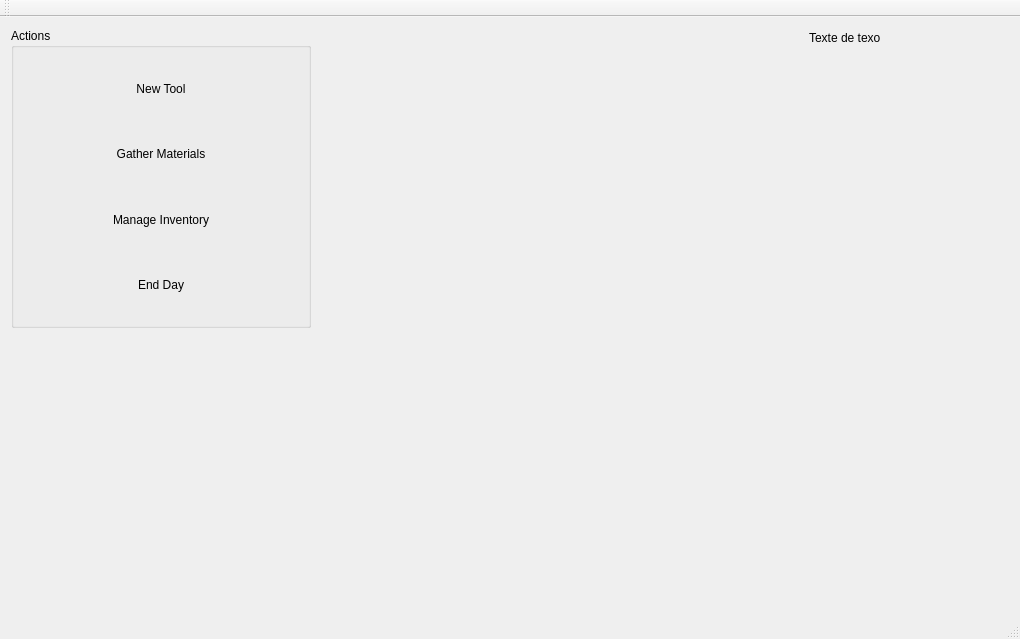
First picture: the form in Blacksmither/maingame.ui, repository mathiashemmer/Blacksmith, before the edit.
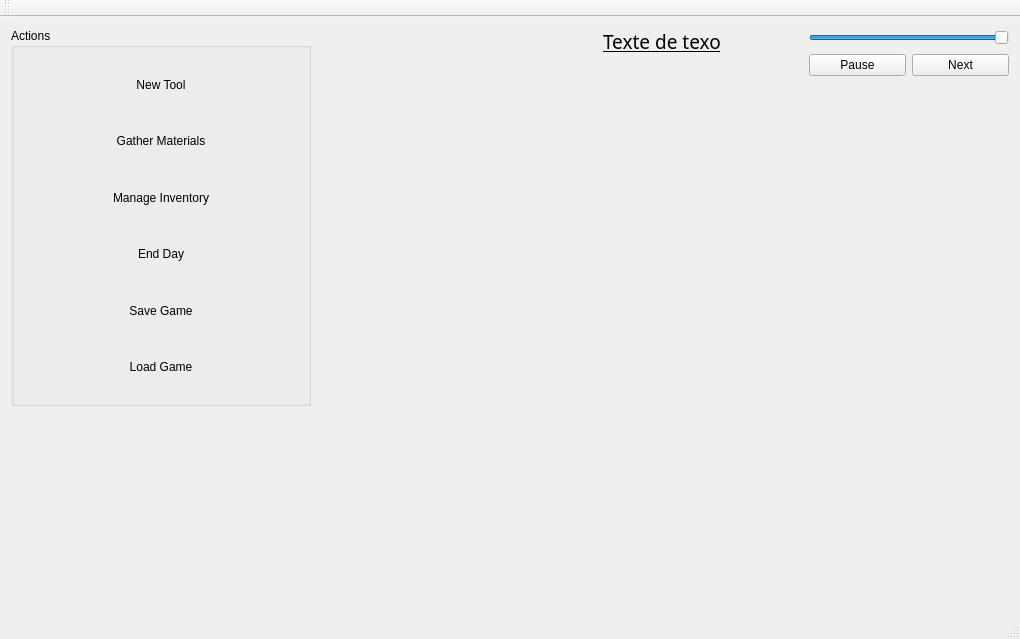
Second picture: the form after the edit. Icons and pictures are not drawn.

Patch:
```diff
--- a/Blacksmither/maingame.ui
+++ b/Blacksmither/maingame.ui
@@ -15,18 +15,145 @@
   </property>
   <widget class="QWidget" name="centralWidget">
    <layout class="QGridLayout" name="gridLayout_3">
-    <item row="4" column="0">
-     <spacer name="verticalSpacer">
-      <property name="orientation">
-       <enum>Qt::Vertical</enum>
-      </property>
-      <property name="sizeHint" stdset="0">
-       <size>
-        <width>20</width>
-        <height>40</height>
-       </size>
-      </property>
-     </spacer>
+    <item row="2" column="2">
+     <layout class="QGridLayout" name="gridLayout_4">
+      <item row="0" column="1">
+       <layout class="QHBoxLayout" name="horizontalLayout_2">
+        <item>
+         <spacer name="horizontalSpacer_2">
+          <property name="orientation">
+           <enum>Qt::Horizontal</enum>
+          </property>
+          <property name="sizeType">
+           <enum>QSizePolicy::Expanding</enum>
+          </property>
+          <property name="sizeHint" stdset="0">
+           <size>
+            <width>40</width>
+            <height>20</height>
+           </size>
+          </property>
+         </spacer>
+        </item>
+        <item>
+         <layout class="QVBoxLayout" name="verticalLayout_4">
+          <item>
+           <widget class="QLabel" name="label">
+            <property name="minimumSize">
+             <size>
+              <width>200</width>
+              <height>20</height>
+             </size>
+            </property>
+            <property name="font">
+             <font>
+              <family>Trebuchet MS</family>
+              <pointsize>14</pointsize>
+              <weight>50</weight>
+              <italic>false</italic>
+              <bold>false</bold>
+              <underline>true</underline>
+             </font>
+            </property>
+            <property name="text">
+             <string>Texte de texo</string>
+            </property>
+           </widget>
+          </item>
+          <item>
+           <spacer name="verticalSpacer_3">
+            <property name="orientation">
+             <enum>Qt::Vertical</enum>
+            </property>
+            <property name="sizeHint" stdset="0">
+             <size>
+              <width>20</width>
+              <height>40</height>
+             </size>
+            </property>
+           </spacer>
+          </item>
+         </layout>
+        </item>
+        <item>
+         <layout class="QVBoxLayout" name="verticalLayout">
+          <item>
+           <layout class="QVBoxLayout" name="verticalLayout_6">
+            <item>
+             <widget class="QSlider" name="horizontalSlider">
+              <property name="sizePolicy">
+               <sizepolicy hsizetype="Minimum" vsizetype="Fixed">
+                <horstretch>0</horstretch>
+                <verstretch>0</verstretch>
+               </sizepolicy>
+              </property>
+              <property name="minimumSize">
+               <size>
+                <width>200</width>
+                <height>20</height>
+               </size>
+              </property>
+              <property name="maximumSize">
+               <size>
+                <width>200</width>
+                <height>20</height>
+               </size>
+              </property>
+              <property name="layoutDirection">
+               <enum>Qt::LeftToRight</enum>
+              </property>
+              <property name="maximum">
+               <number>100</number>
+              </property>
+              <property name="singleStep">
+               <number>1</number>
+              </property>
+              <property name="value">
+               <number>100</number>
+              </property>
+              <property name="orientation">
+               <enum>Qt::Horizontal</enum>
+              </property>
+             </widget>
+            </item>
+            <item>
+             <layout class="QHBoxLayout" name="horizontalLayout_4">
+              <item>
+               <widget class="QPushButton" name="pushButton_pauseMusic">
+                <property name="text">
+                 <string>Pause</string>
+                </property>
+               </widget>
+              </item>
+              <item>
+               <widget class="QPushButton" name="pushButton_nextMusic">
+                <property name="text">
+                 <string>Next</string>
+                </property>
+               </widget>
+              </item>
+             </layout>
+            </item>
+           </layout>
+          </item>
+          <item>
+           <spacer name="verticalSpacer_2">
+            <property name="orientation">
+             <enum>Qt::Vertical</enum>
+            </property>
+            <property name="sizeHint" stdset="0">
+             <size>
+              <width>20</width>
+              <height>40</height>
+             </size>
+            </property>
+           </spacer>
+          </item>
+         </layout>
+        </item>
+       </layout>
+      </item>
+     </layout>
     </item>
     <item row="2" column="0">
      <widget class="QGroupBox" name="groupBox">
@@ -45,7 +172,7 @@
       <property name="maximumSize">
        <size>
         <width>300</width>
-        <height>400</height>
+        <height>600</height>
        </size>
       </property>
       <property name="title">
@@ -54,6 +181,154 @@
       <layout class="QHBoxLayout" name="horizontalLayout">
        <item>
         <layout class="QGridLayout" name="gridLayout">
+         <item row="5" column="0">
+          <widget class="QPushButton" name="pushButton_SaveGame">
+           <property name="sizePolicy">
+            <sizepolicy hsizetype="Minimum" vsizetype="Preferred">
+             <horstretch>0</horstretch>
+             <verstretch>0</verstretch>
+            </sizepolicy>
+           </property>
+           <property name="font">
+            <font>
+             <strikeout>false</strikeout>
+            </font>
+           </property>
+           <property name="toolTip">
+            <string>&lt;html&gt;&lt;head/&gt;&lt;body&gt;&lt;p&gt;Goes out to getter some more materials for crafting. This options will cost some time in exchange off building goods. Affected by the &lt;span style=&quot; font-weight:600;&quot;&gt;Gattering&lt;/span&gt; ability.&lt;/p&gt;&lt;/body&gt;&lt;/html&gt;</string>
+           </property>
+           <property name="layoutDirection">
+            <enum>Qt::LeftToRight</enum>
+           </property>
+           <property name="text">
+            <string>Save Game</string>
+           </property>
+           <property name="icon">
+            <iconset resource="resources.qrc">
+             <normaloff>:/ICO/Bag.png</normaloff>:/ICO/Bag.png</iconset>
+           </property>
+           <property name="iconSize">
+            <size>
+             <width>16</width>
+             <height>16</height>
+            </size>
+           </property>
+           <property name="flat">
+            <bool>true</bool>
+           </property>
+          </widget>
+         </item>
+         <item row="4" column="0">
+          <widget class="QPushButton" name="pushButton_EndDay">
+           <property name="sizePolicy">
+            <sizepolicy hsizetype="Minimum" vsizetype="Preferred">
+             <horstretch>0</horstretch>
+             <verstretch>0</verstretch>
+            </sizepolicy>
+           </property>
+           <property name="font">
+            <font>
+             <strikeout>false</strikeout>
+            </font>
+           </property>
+           <property name="toolTip">
+            <string>&lt;html&gt;&lt;head/&gt;&lt;body&gt;&lt;p&gt;Goes out to getter some more materials for crafting. This options will cost some time in exchange off building goods. Affected by the &lt;span style=&quot; font-weight:600;&quot;&gt;Gattering&lt;/span&gt; ability.&lt;/p&gt;&lt;/body&gt;&lt;/html&gt;</string>
+           </property>
+           <property name="layoutDirection">
+            <enum>Qt::LeftToRight</enum>
+           </property>
+           <property name="text">
+            <string>End Day</string>
+           </property>
+           <property name="icon">
+            <iconset resource="resources.qrc">
+             <normaloff>:/ICO/Bag.png</normaloff>:/ICO/Bag.png</iconset>
+           </property>
+           <property name="iconSize">
+            <size>
+             <width>16</width>
+             <height>16</height>
+            </size>
+           </property>
+           <property name="flat">
+            <bool>true</bool>
+           </property>
+          </widget>
+         </item>
+         <item row="3" column="0">
+          <widget class="QPushButton" name="pushButton_Inventory">
+           <property name="sizePolicy">
+            <sizepolicy hsizetype="Minimum" vsizetype="Preferred">
+             <horstretch>0</horstretch>
+             <verstretch>0</verstretch>
+            </sizepolicy>
+           </property>
+           <property name="font">
+            <font>
+             <strikeout>false</strikeout>
+            </font>
+           </property>
+           <property name="toolTip">
+            <string>&lt;html&gt;&lt;head/&gt;&lt;body&gt;&lt;p&gt;Goes out to getter some more materials for crafting. This options will cost some time in exchange off building goods. Affected by the &lt;span style=&quot; font-weight:600;&quot;&gt;Gattering&lt;/span&gt; ability.&lt;/p&gt;&lt;/body&gt;&lt;/html&gt;</string>
+           </property>
+           <property name="layoutDirection">
+            <enum>Qt::LeftToRight</enum>
+           </property>
+           <property name="text">
+            <string>Manage Inventory</string>
+           </property>
+           <property name="icon">
+            <iconset resource="resources.qrc">
+             <normaloff>:/ICO/Bag.png</normaloff>:/ICO/Bag.png</iconset>
+           </property>
+           <property name="iconSize">
+            <size>
+             <width>16</width>
+             <height>16</height>
+            </size>
+           </property>
+           <property name="flat">
+            <bool>true</bool>
+           </property>
+          </widget>
+         </item>
+         <item row="6" column="0">
+          <widget class="QPushButton" name="pushButton_LoadGame">
+           <property name="sizePolicy">
+            <sizepolicy hsizetype="Minimum" vsizetype="Preferred">
+             <horstretch>0</horstretch>
+             <verstretch>0</verstretch>
+            </sizepolicy>
+           </property>
+           <property name="font">
+            <font>
+             <strikeout>false</strikeout>
+            </font>
+           </property>
+           <property name="toolTip">
+            <string>&lt;html&gt;&lt;head/&gt;&lt;body&gt;&lt;p&gt;Goes out to getter some more materials for crafting. This options will cost some time in exchange off building goods. Affected by the &lt;span style=&quot; font-weight:600;&quot;&gt;Gattering&lt;/span&gt; ability.&lt;/p&gt;&lt;/body&gt;&lt;/html&gt;</string>
+           </property>
+           <property name="layoutDirection">
+            <enum>Qt::LeftToRight</enum>
+           </property>
+           <property name="text">
+            <string>Load Game</string>
+           </property>
+           <property name="icon">
+            <iconset resource="resources.qrc">
+             <normaloff>:/ICO/Bag.png</normaloff>:/ICO/Bag.png</iconset>
+           </property>
+           <property name="iconSize">
+            <size>
+             <width>16</width>
+             <height>16</height>
+            </size>
+           </property>
+           <property name="flat">
+            <bool>true</bool>
+           </property>
+          </widget>
+         </item>
          <item row="2" column="0">
           <widget class="QPushButton" name="pushButton_GetterMaterials">
            <property name="sizePolicy">
@@ -77,7 +352,7 @@
             <string>Gather Materials</string>
            </property>
            <property name="icon">
-            <iconset resource="mainresources.qrc">
+            <iconset resource="resources.qrc">
              <normaloff>:/ICO/Gather.png</normaloff>:/ICO/Gather.png</iconset>
            </property>
            <property name="iconSize">
@@ -91,7 +366,7 @@
            </property>
           </widget>
          </item>
-         <item row="0" column="0">
+         <item row="1" column="0">
           <widget class="QPushButton" name="pushButton_NewTool">
            <property name="sizePolicy">
             <sizepolicy hsizetype="Preferred" vsizetype="Preferred">
@@ -106,7 +381,7 @@
             <string>New Tool</string>
            </property>
            <property name="icon">
-            <iconset resource="mainresources.qrc">
+            <iconset resource="resources.qrc">
              <normaloff>:/ICO/Hammer.png</normaloff>:/ICO/Hammer.png</iconset>
            </property>
            <property name="iconSize">
@@ -120,154 +395,26 @@
            </property>
           </widget>
          </item>
-         <item row="4" column="0">
-          <widget class="QPushButton" name="pushButton_EndDay">
-           <property name="sizePolicy">
-            <sizepolicy hsizetype="Minimum" vsizetype="Preferred">
-             <horstretch>0</horstretch>
-             <verstretch>0</verstretch>
-            </sizepolicy>
-           </property>
-           <property name="font">
-            <font>
-             <strikeout>false</strikeout>
-            </font>
-           </property>
-           <property name="toolTip">
-            <string>&lt;html&gt;&lt;head/&gt;&lt;body&gt;&lt;p&gt;Goes out to getter some more materials for crafting. This options will cost some time in exchange off building goods. Affected by the &lt;span style=&quot; font-weight:600;&quot;&gt;Gattering&lt;/span&gt; ability.&lt;/p&gt;&lt;/body&gt;&lt;/html&gt;</string>
-           </property>
-           <property name="layoutDirection">
-            <enum>Qt::LeftToRight</enum>
-           </property>
-           <property name="text">
-            <string>End Day</string>
-           </property>
-           <property name="icon">
-            <iconset resource="mainresources.qrc">
-             <normaloff>:/ICO/Bag.png</normaloff>:/ICO/Bag.png</iconset>
-           </property>
-           <property name="iconSize">
-            <size>
-             <width>16</width>
-             <height>16</height>
-            </size>
-           </property>
-           <property name="flat">
-            <bool>true</bool>
-           </property>
-          </widget>
-         </item>
-         <item row="3" column="0">
-          <widget class="QPushButton" name="pushButton_Inventory">
-           <property name="sizePolicy">
-            <sizepolicy hsizetype="Minimum" vsizetype="Preferred">
-             <horstretch>0</horstretch>
-             <verstretch>0</verstretch>
-            </sizepolicy>
-           </property>
-           <property name="font">
-            <font>
-             <strikeout>false</strikeout>
-            </font>
-           </property>
-           <property name="toolTip">
-            <string>&lt;html&gt;&lt;head/&gt;&lt;body&gt;&lt;p&gt;Goes out to getter some more materials for crafting. This options will cost some time in exchange off building goods. Affected by the &lt;span style=&quot; font-weight:600;&quot;&gt;Gattering&lt;/span&gt; ability.&lt;/p&gt;&lt;/body&gt;&lt;/html&gt;</string>
-           </property>
-           <property name="layoutDirection">
-            <enum>Qt::LeftToRight</enum>
-           </property>
-           <property name="text">
-            <string>Manage Inventory</string>
-           </property>
-           <property name="icon">
-            <iconset resource="mainresources.qrc">
-             <normaloff>:/ICO/Bag.png</normaloff>:/ICO/Bag.png</iconset>
-           </property>
-           <property name="iconSize">
-            <size>
-             <width>16</width>
-             <height>16</height>
-            </size>
-           </property>
-           <property name="flat">
-            <bool>true</bool>
-           </property>
-          </widget>
-         </item>
         </layout>
        </item>
       </layout>
      </widget>
     </item>
-    <item row="2" column="1">
-     <layout class="QGridLayout" name="gridLayout_4">
-      <item row="3" column="1">
-       <spacer name="horizontalSpacer">
-        <property name="orientation">
-         <enum>Qt::Horizontal</enum>
-        </property>
-        <property name="sizeType">
-         <enum>QSizePolicy::MinimumExpanding</enum>
-        </property>
-        <property name="sizeHint" stdset="0">
-         <size>
-          <width>0</width>
-          <height>20</height>
-         </size>
-        </property>
-       </spacer>
-      </item>
-      <item row="0" column="1">
-       <layout class="QHBoxLayout" name="horizontalLayout_2">
-        <item>
-         <spacer name="horizontalSpacer_2">
-          <property name="orientation">
-           <enum>Qt::Horizontal</enum>
-          </property>
-          <property name="sizeType">
-           <enum>QSizePolicy::Expanding</enum>
-          </property>
-          <property name="sizeHint" stdset="0">
-           <size>
-            <width>40</width>
-            <height>20</height>
-           </size>
-          </property>
-         </spacer>
-        </item>
-        <item>
-         <layout class="QVBoxLayout" name="verticalLayout">
-          <item>
-           <widget class="QLabel" name="label">
-            <property name="minimumSize">
-             <size>
-              <width>200</width>
-              <height>20</height>
-             </size>
-            </property>
-            <property name="text">
-             <string>Texte de texo</string>
-            </property>
-           </widget>
-          </item>
-          <item>
-           <spacer name="verticalSpacer_2">
-            <property name="orientation">
-             <enum>Qt::Vertical</enum>
-            </property>
-            <property name="sizeHint" stdset="0">
-             <size>
-              <width>20</width>
-              <height>40</height>
-             </size>
-            </property>
-           </spacer>
-          </item>
-         </layout>
-        </item>
-       </layout>
-      </item>
-     </layout>
+    <item row="3" column="0">
+     <spacer name="verticalSpacer">
+      <property name="orientation">
+       <enum>Qt::Vertical</enum>
+      </property>
+      <property name="sizeType">
+       <enum>QSizePolicy::Fixed</enum>
+      </property>
+      <property name="sizeHint" stdset="0">
+       <size>
+        <width>20</width>
+        <height>200</height>
+       </size>
+      </property>
+     </spacer>
     </item>
    </layout>
   </widget>
```
Left out of the diff: 2 changed lines with no effect on the pictures.
